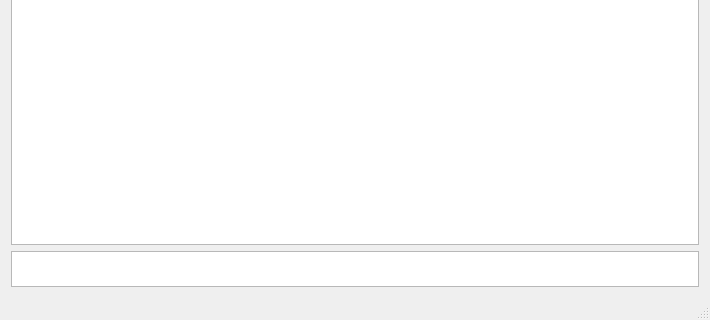
Above: MicrologicIDE.ui from labbish/MicrologicIDE before the change; both pictures show x 0 to 710 and y 257 to 577 of the 710 by 577 pixel window. Below: the same form after it.
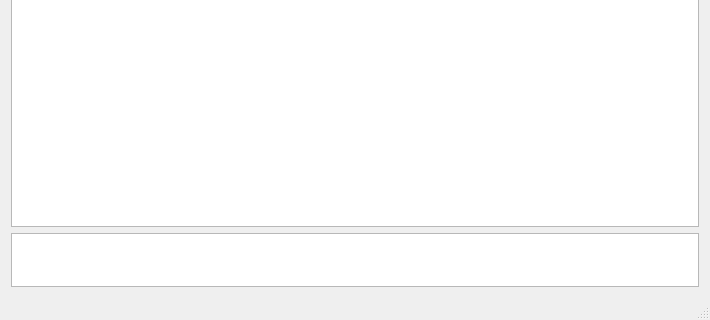
That is the form after the change. Icons and pictures are not drawn.

What changed in the file:
```diff
--- a/MicrologicIDE.ui
+++ b/MicrologicIDE.ui
@@ -36,7 +36,7 @@
       <property name="maximumSize">
        <size>
         <width>16777215</width>
-        <height>36</height>
+        <height>54</height>
        </size>
       </property>
       <property name="font">
@@ -44,6 +44,9 @@
         <family>Consolas</family>
        </font>
       </property>
+      <property name="lineWrapMode">
+       <enum>QTextEdit::LineWrapMode::NoWrap</enum>
+      </property>
      </widget>
     </item>
    </layout>
```
